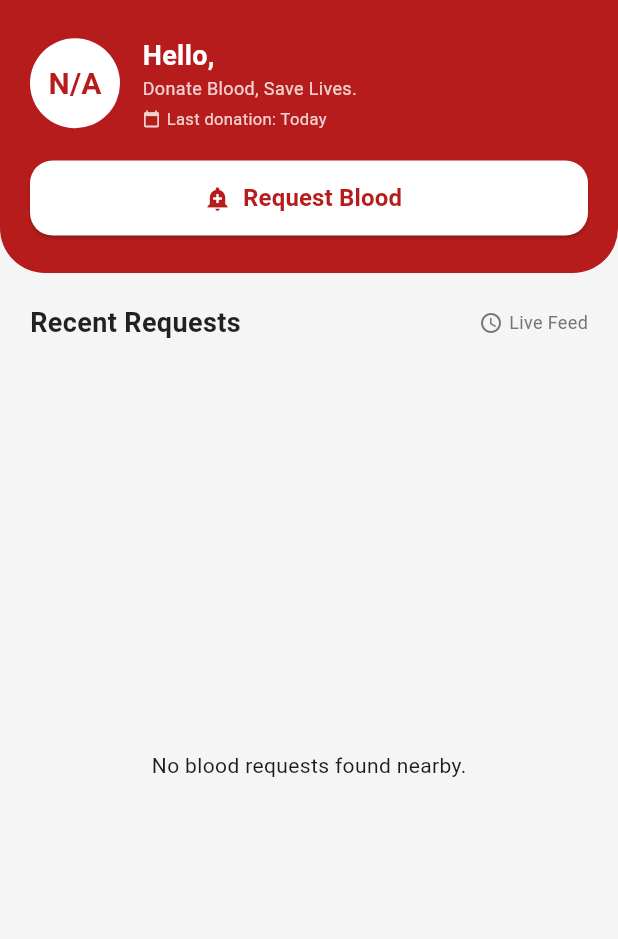
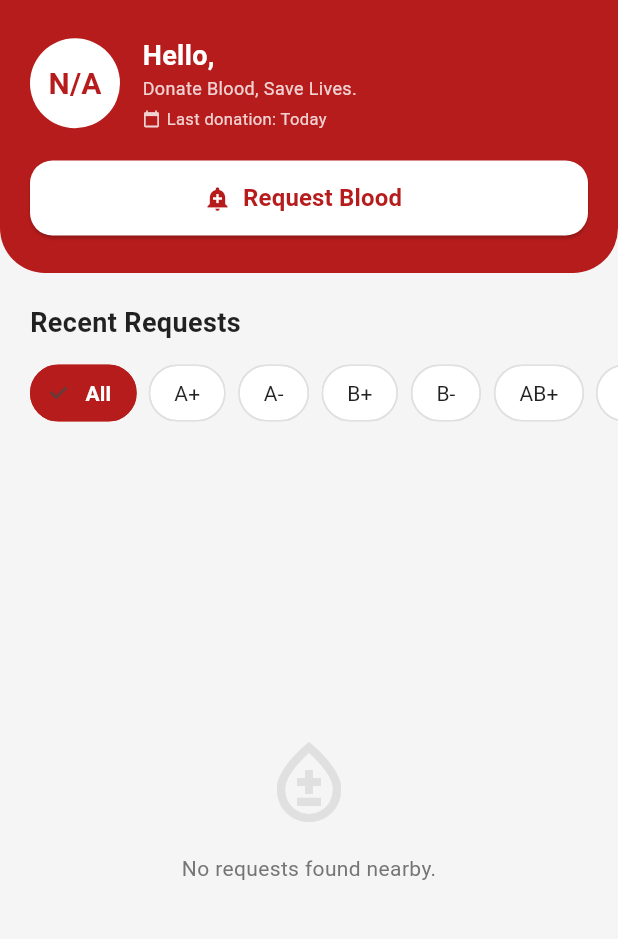
Before and after one commit to Ikra001/BloodLinker, a Flutter app: the HomePage screen opened by its route, on a phone screen of 412 x 824 dp, the part 63-1002 px from its top. Run offline on Flutter 3.47's test engine with Material 3 defaults, Android fonts, the phone set to English and light mode, and no system bars; our stand-ins replace cloud_firestore, firebase_auth, firebase_core, geolocator; missing offline and left inert: flutter_osm_plugin; accounts and stored records are empty.

Commit message:
Added Filter by BG in feed

```diff
--- a/lib/pages/home_page.dart
+++ b/lib/pages/home_page.dart
@@ -1,6 +1,5 @@
 import 'package:flutter/material.dart';
 import 'package:provider/provider.dart';
-
 import 'package:cloud_firestore/cloud_firestore.dart';
 import 'package:url_launcher/url_launcher.dart';
 
@@ -9,18 +8,37 @@ import 'package:blood_linker/constants.dart';
 import 'package:blood_linker/pages/request_blood_page.dart';
 import 'package:blood_linker/pages/welcome_page.dart';
 import 'package:blood_linker/utils/logger.dart';
-import 'package:blood_linker/pages/my_requests_page.dart'; // <--- ADDED IMPORT
+import 'package:blood_linker/pages/my_requests_page.dart';
 
-class HomePage extends StatelessWidget {
+class HomePage extends StatefulWidget {
   static const route = '/home';
 
   const HomePage({super.key});
 
+  @override
+  State<HomePage> createState() => _HomePageState();
+}
+
+class _HomePageState extends State<HomePage> {
+  // 1. STATE VARIABLE: Which filter is currently active?
+  String _selectedFilter = 'All';
+
+  // The list of filters to show
+  final List<String> _filterOptions = [
+    'All',
+    'A+',
+    'A-',
+    'B+',
+    'B-',
+    'AB+',
+    'AB-',
+    'O+',
+    'O-',
+  ];
+
   Future<void> onPressedLogout(BuildContext context) async {
     final authManager = Provider.of<AuthManager>(context, listen: false);
-
     await authManager.logout();
-
     if (context.mounted) {
       Navigator.of(context).pushAndRemoveUntil(
         MaterialPageRoute(builder: (context) => const WelcomePage()),
@@ -31,15 +49,27 @@ class HomePage extends StatelessWidget {
 
   @override
   Widget build(BuildContext context) {
+    // 2. QUERY LOGIC: Create the base query
+    Query<Map<String, dynamic>> requestsQuery = FirebaseFirestore.instance
+        .collection('requests')
+        .orderBy('requestDate', descending: true);
+
+    // 3. APPLY FILTER: If not 'All', filter by bloodGroup
+    if (_selectedFilter != 'All') {
+      requestsQuery = requestsQuery.where(
+        'bloodGroup',
+        isEqualTo: _selectedFilter,
+      );
+    }
+
     return Scaffold(
-      backgroundColor: const Color(0xFFF5F5F5), // Light grey background
+      backgroundColor: const Color(0xFFF5F5F5),
       appBar: AppBar(
         title: const Text('BloodLinker Dashboard'),
         backgroundColor: Constants.primaryColor,
         foregroundColor: Colors.white,
         elevation: 0,
         actions: [
-          // --- NEW: My Requests Button ---
           IconButton(
             onPressed: () {
               Navigator.push(
@@ -47,11 +77,9 @@ class HomePage extends StatelessWidget {
                 MaterialPageRoute(builder: (context) => const MyRequestsPage()),
               );
             },
-            icon: const Icon(Icons.history), // Clock/History icon
+            icon: const Icon(Icons.history),
             tooltip: 'My Requests',
           ),
-
-          // --- End New Button ---
           IconButton(
             onPressed: () => onPressedLogout(context),
             icon: const Icon(Icons.logout),
@@ -60,13 +88,14 @@ class HomePage extends StatelessWidget {
       ),
       body: Column(
         children: [
-          // 1. TOP SECTION: User Info & Actions
+          // TOP SECTION: User Info & Actions
           _buildTopSection(context),
 
-          // 2. HEADER: "Recent Requests"
+          // HEADER + FILTER CHIPS
           Padding(
-            padding: const EdgeInsets.fromLTRB(20, 20, 20, 10),
-            child: Row(
+            padding: const EdgeInsets.fromLTRB(20, 20, 0, 10),
+            child: Column(
+              crossAxisAlignment: CrossAxisAlignment.start,
               children: [
                 const Text(
                   "Recent Requests",
@@ -76,44 +105,96 @@ class HomePage extends StatelessWidget {
                     color: Colors.black87,
                   ),
                 ),
-                const Spacer(),
-                Icon(Icons.access_time, size: 16, color: Colors.grey[600]),
-                const SizedBox(width: 4),
-                Text(
-                  "Live Feed",
-                  style: TextStyle(fontSize: 12, color: Colors.grey[600]),
+                const SizedBox(height: 10),
+
+                // --- NEW: Horizontal Filter List ---
+                SingleChildScrollView(
+                  scrollDirection: Axis.horizontal,
+                  child: Row(
+                    children: _filterOptions.map((filter) {
+                      final isSelected = _selectedFilter == filter;
+                      return Padding(
+                        padding: const EdgeInsets.only(right: 8),
+                        child: ChoiceChip(
+                          label: Text(filter),
+                          selected: isSelected,
+                          onSelected: (selected) {
+                            if (selected) {
+                              setState(() {
+                                _selectedFilter = filter;
+                              });
+                            }
+                          },
+                          // Styling for Active vs Inactive state
+                          selectedColor: Constants.primaryColor,
+                          backgroundColor: Colors.white,
+                          labelStyle: TextStyle(
+                            color: isSelected ? Colors.white : Colors.black87,
+                            fontWeight: isSelected
+                                ? FontWeight.bold
+                                : FontWeight.normal,
+                          ),
+                          shape: RoundedRectangleBorder(
+                            borderRadius: BorderRadius.circular(20),
+                            side: BorderSide(
+                              color: isSelected
+                                  ? Constants.primaryColor
+                                  : Colors.grey.shade300,
+                            ),
+                          ),
+                        ),
+                      );
+                    }).toList(),
+                  ),
                 ),
+                // --- END FILTER LIST ---
               ],
             ),
           ),
 
-          // 3. BOTTOM SECTION: The Feed (StreamBuilder)
+          // THE FEED
           Expanded(
             child: StreamBuilder<QuerySnapshot>(
-              // Listen to the 'requests' collection, ordered by newest first
-              stream: FirebaseFirestore.instance
-                  .collection('requests')
-                  .orderBy('requestDate', descending: true)
-                  .snapshots(),
+              stream: requestsQuery.snapshots(), // Use our filtered query here
               builder: (context, snapshot) {
-                // Handling Loading State
                 if (snapshot.connectionState == ConnectionState.waiting) {
                   return const Center(child: CircularProgressIndicator());
                 }
-
-                // Handling Error State
                 if (snapshot.hasError) {
-                  return Center(child: Text("Error: ${snapshot.error}"));
+                  // This is where the INDEX error might show up
+                  return Center(
+                    child: Padding(
+                      padding: const EdgeInsets.all(20.0),
+                      child: Text(
+                        "Need Index or Error: ${snapshot.error}",
+                        textAlign: TextAlign.center,
+                        style: const TextStyle(color: Colors.red),
+                      ),
+                    ),
+                  );
                 }
-
-                // Handling Empty State
                 if (!snapshot.hasData || snapshot.data!.docs.isEmpty) {
-                  return const Center(
-                    child: Text("No blood requests found nearby."),
+                  return Center(
+                    child: Column(
+                      mainAxisAlignment: MainAxisAlignment.center,
+                      children: [
+                        Icon(
+                          Icons.bloodtype_outlined,
+                          size: 64,
+                          color: Colors.grey[300],
+                        ),
+                        const SizedBox(height: 16),
+                        Text(
+                          _selectedFilter == 'All'
+                              ? "No requests found nearby."
+                              : "No $_selectedFilter requests found.",
+                          style: TextStyle(color: Colors.grey[600]),
+                        ),
+                      ],
+                    ),
                   );
                 }
 
-                // Displaying the List
                 final requests = snapshot.data!.docs;
 
                 return ListView.builder(
@@ -132,9 +213,8 @@ class HomePage extends StatelessWidget {
     );
   }
 
-  // --- WIDGETS ---
+  // --- WIDGETS (Unchanged) ---
 
-  // The Profile and "Request Blood" Button Section
   Widget _buildTopSection(BuildContext context) {
     final authManager = Provider.of<AuthManager>(context);
     final user = authManager.customUser;
@@ -156,7 +236,6 @@ class HomePage extends StatelessWidget {
                 radius: 30,
                 backgroundColor: Colors.white,
                 child: Text(
-                  // Use the helper function here
                   _getDisplayBloodGroup(user?.bloodType),
                   style: const TextStyle(
                     color: Constants.primaryColor,
@@ -185,6 +264,7 @@ class HomePage extends StatelessWidget {
                         fontSize: 12,
                       ),
                     ),
+                    // ... (Keeping your existing logic for donation date)
                     if (user?.lastDonationDate != null) ...[
                       const SizedBox(height: 4),
                       Row(
@@ -274,7 +354,6 @@ class HomePage extends StatelessWidget {
         child: Column(
           crossAxisAlignment: CrossAxisAlignment.start,
           children: [
-            // --- TOP ROW: Blood Group & Location ---
             Row(
               children: [
                 Container(
@@ -309,8 +388,6 @@ class HomePage extends StatelessWidget {
               ],
             ),
             const SizedBox(height: 12),
-
-            // --- MIDDLE ROW: Patient Name & Bags ---
             Row(
               children: [
                 const Icon(Icons.person, size: 16, color: Colors.grey),
@@ -322,8 +399,6 @@ class HomePage extends StatelessWidget {
                 Text("${data['bagsNeeded']} Bags"),
               ],
             ),
-
-            // --- TIME ROW (ADDED HERE) ---
             const SizedBox(height: 8),
             Row(
               children: [
@@ -336,21 +411,13 @@ class HomePage extends StatelessWidget {
               ],
             ),
             const SizedBox(height: 15),
-
-            // --- BOTTOM ROW: The Call Button (FIXED) ---
             SizedBox(
               width: double.infinity,
               child: ElevatedButton.icon(
                 onPressed: () async {
-                  // 1. Get the number
                   String phoneNumber = data['contactNumber'] ?? '';
-
-                  // 2. Simple check: Is there a number?
                   if (phoneNumber.isNotEmpty) {
-                    // 3. Create the command to open the dialer
                     final Uri launchUri = Uri(scheme: 'tel', path: phoneNumber);
-
-                    // 4. FORCE open the dialer (we removed the 'if' check)
                     try {
                       await launchUrl(launchUri);
                     } catch (e) {
@@ -377,7 +444,6 @@ class HomePage extends StatelessWidget {
     );
   }
 
-  // Small helper to show "Just now" or date
   String _formatTimestamp(dynamic timestamp) {
     if (timestamp == null) return 'Recently';
     if (timestamp is Timestamp) {
@@ -391,17 +457,10 @@ class HomePage extends StatelessWidget {
     return 'Recently';
   }
 
-  // Helper to display blood type (already in A+ format)
   String _getDisplayBloodGroup(String? bloodType) {
     if (bloodType == null || bloodType.isEmpty) return "N/A";
-
-    // Handle legacy formats if any exist in database
-    if (bloodType.contains('(+ve)')) {
-      return bloodType.replaceAll(' (+ve)', '+');
-    }
-    if (bloodType.contains('(-ve)')) {
-      return bloodType.replaceAll(' (-ve)', '-');
-    }
+    if (bloodType.contains('(+ve)')) return bloodType.replaceAll(' (+ve)', '+');
+    if (bloodType.contains('(-ve)')) return bloodType.replaceAll(' (-ve)', '-');
     if (bloodType.toLowerCase().contains('positive') ||
         bloodType.toLowerCase().contains('negative')) {
       final clean = bloodType.toLowerCase();
@@ -413,21 +472,18 @@ class HomePage extends StatelessWidget {
           .toUpperCase();
       return '$type$sign';
     }
-
     return bloodType;
   }
 
-  // Helper to format last donation date
   String _formatLastDonationDate(DateTime date) {
     final difference = DateTime.now().difference(date);
-
-    if (difference.inDays == 0) {
+    if (difference.inDays == 0)
       return 'Today';
-    } else if (difference.inDays == 1) {
+    else if (difference.inDays == 1)
       return 'Yesterday';
-    } else if (difference.inDays < 30) {
+    else if (difference.inDays < 30)
       return '${difference.inDays} days ago';
-    } else if (difference.inDays < 365) {
+    else if (difference.inDays < 365) {
       final months = (difference.inDays / 30).floor();
       return months == 1 ? '1 month ago' : '$months months ago';
     } else {
```
